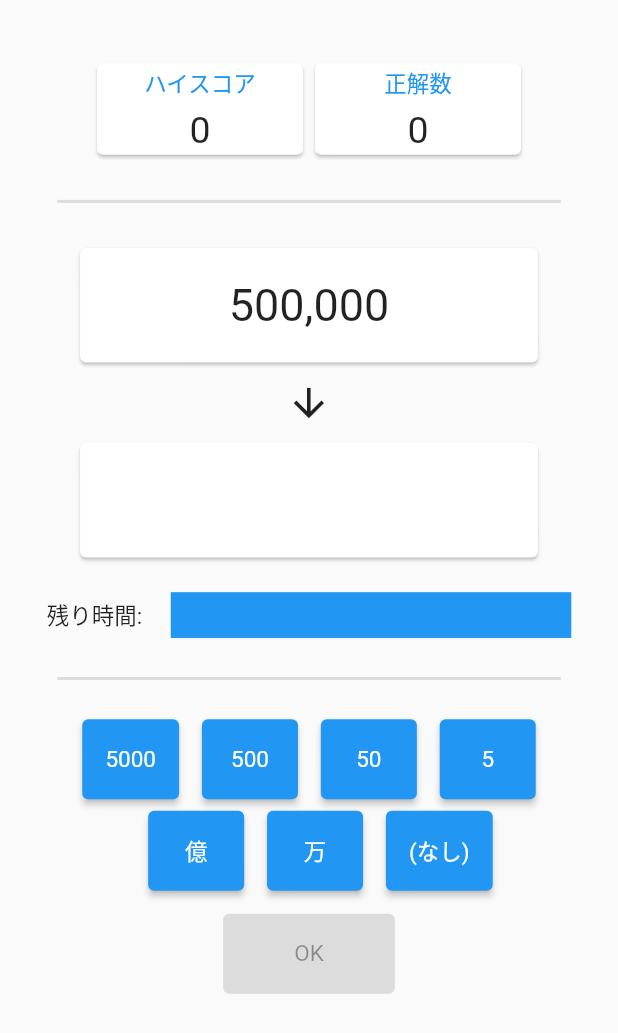
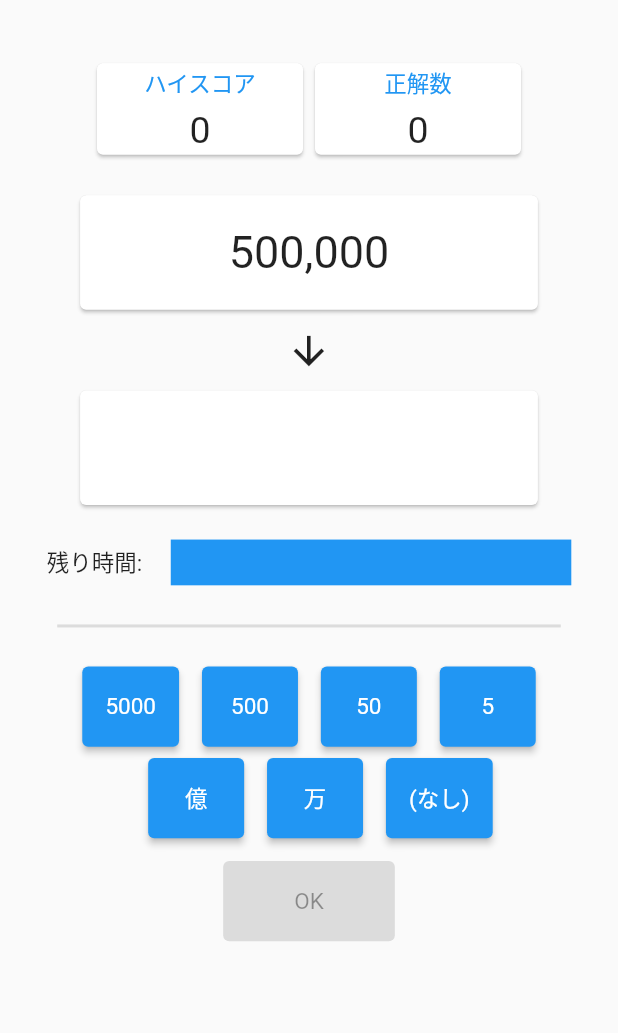
Before and after one commit to miyashiiii/number_read, a Flutter app: the GamePage screen opened by its route, on a phone screen of 412 x 824 dp. Shown: the top 1033 px of the screen. Run offline on Flutter 3.47's test engine with Material 2 defaults, Android fonts, the phone set to English and light mode, and no system bars; our stand-ins replace audioplayers, firebase_analytics, firebase_core, flutter_screenutil, google_mobile_ads, page_transition and 1 more; missing offline and left inert: back_button_interceptor; accounts and stored records are empty; network calls fail.

Commit message:
change: remove divider

```diff
--- a/lib/view/game_page.dart
+++ b/lib/view/game_page.dart
@@ -221,14 +221,6 @@ class _GamePageState extends State<GamePage> with TickerProviderStateMixin {
               SizedBox(
                 height: 50.h,
               ),
-              Divider(
-                thickness: 2,
-                indent: 100.h,
-                endIndent: 100.h,
-              ),
-              SizedBox(
-                height: 50.h,
-              ),
               Consumer<GameModel>(builder: (context, model, child) {
                 return Card(
                   color: model.numberCardColor,
```
